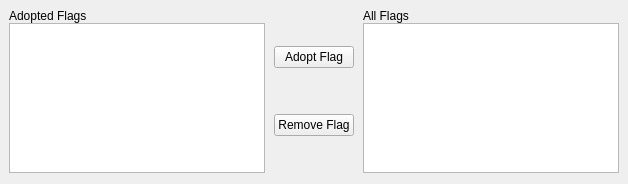
This is example_app/gui/flag_selector.ui in JamesAIzzard/codiet as Qt 5 draws it before an edit. The edited form follows.
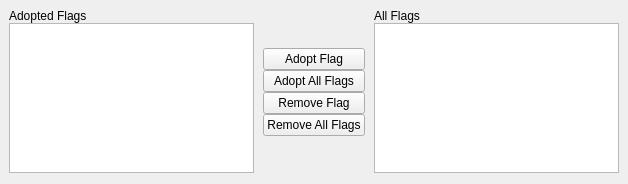
This is the edited form.

Commit message: Implements adopt all and drop all flag buttons.

Patch:
```diff
--- a/example_app/gui/flag_selector.ui
+++ b/example_app/gui/flag_selector.ui
@@ -109,6 +109,19 @@
       <property name="bottomMargin">
        <number>0</number>
       </property>
+      <item>
+       <spacer name="verticalSpacer">
+        <property name="orientation">
+         <enum>Qt::Vertical</enum>
+        </property>
+        <property name="sizeHint" stdset="0">
+         <size>
+          <width>20</width>
+          <height>40</height>
+         </size>
+        </property>
+       </spacer>
+      </item>
       <item>
        <widget class="QPushButton" name="btn_adopt_flag">
         <property name="text">
@@ -116,6 +129,13 @@
         </property>
        </widget>
       </item>
+      <item>
+       <widget class="QPushButton" name="btn_adopt_all_flags">
+        <property name="text">
+         <string>Adopt All Flags</string>
+        </property>
+       </widget>
+      </item>
       <item>
        <widget class="QPushButton" name="btn_remove_flag">
         <property name="text">
@@ -123,6 +143,26 @@
         </property>
        </widget>
       </item>
+      <item>
+       <widget class="QPushButton" name="btn_remove_all_flags">
+        <property name="text">
+         <string>Remove All Flags</string>
+        </property>
+       </widget>
+      </item>
+      <item>
+       <spacer name="verticalSpacer_2">
+        <property name="orientation">
+         <enum>Qt::Vertical</enum>
+        </property>
+        <property name="sizeHint" stdset="0">
+         <size>
+          <width>20</width>
+          <height>40</height>
+         </size>
+        </property>
+       </spacer>
+      </item>
      </layout>
     </widget>
    </item>
```
The commit also changes 2 other files.
